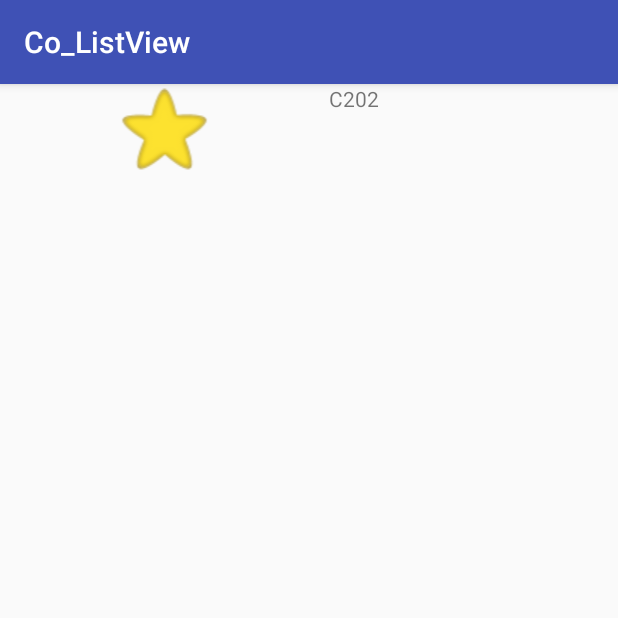
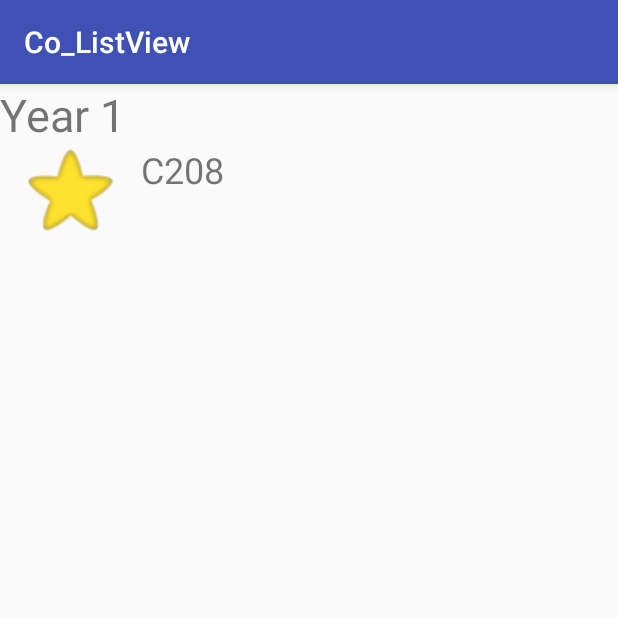
Before and after one commit to tzejian/Co_ListView, an Android app: the screen it shows after launch (SecondActivity), after a tap on "Year 1", on a phone screen of 412 x 824 dp, the top half of it. Run offline under Robolectric (Android 15) with nearby library versions, the phone set to English and light mode, and no system bars.

Commit message:
Updated SecondActivity.java

```diff
--- a/app/src/main/java/com/example/a127107/co_listview/MainActivity.java
+++ b/app/src/main/java/com/example/a127107/co_listview/MainActivity.java
@@ -16,7 +16,7 @@ public class MainActivity extends AppCompatActivity {
     ArrayAdapter aa;
     ArrayList<Year> year;
     YearAdapter yearAdapter = null;
-
+    String[] modules = {"C208", "C200", "C346"};
 
     @Override
     protected void onCreate(Bundle savedInstanceState) {
@@ -31,6 +31,8 @@ public class MainActivity extends AppCompatActivity {
         year.add(new Year("Year 2"));
         year.add(new Year("Year 3"));
 
+
+
         // Link this Activity object, the row.xml layout for
         //  each row and the food String array together
         aa = new YearAdapter(this, R.layout.firstactivitylistview, year);
@@ -42,7 +44,17 @@ public class MainActivity extends AppCompatActivity {
             @Override
             public void onItemClick(AdapterView<?> parent, View view, int position, long id) {
                 Intent intent = new Intent(getBaseContext(),SecondActivity.class);
-                intent.putExtra("module","C202");
+
+                if (position == 0){
+                    intent.putExtra("year",year.get(0).getYear());
+                    intent.putExtra("module", modules[0]);
+                } else if (position == 1){
+                    intent.putExtra("year",year.get(1).getYear());
+                    intent.putExtra("module", modules[1]);
+                } else{
+                    intent.putExtra("year",year.get(2).getYear());
+                    intent.putExtra("module", modules[2]);
+                }
                 startActivity(intent);
 
             }
--- a/app/src/main/java/com/example/a127107/co_listview/SecondActivity.java
+++ b/app/src/main/java/com/example/a127107/co_listview/SecondActivity.java
@@ -13,7 +13,7 @@ import android.widget.TextView;
 public class SecondActivity extends AppCompatActivity {
 
     ImageView iv;
-    TextView tv;
+    TextView tvYear, tvModule;
 
     @Override
     protected void onCreate(Bundle savedInstanceState) {
@@ -21,12 +21,20 @@ public class SecondActivity extends AppCompatActivity {
         setContentView(R.layout.row_1);
 
         iv = (ImageView)findViewById(R.id.ivModule);
-        tv = (TextView)findViewById(R.id.module);
+        tvYear = (TextView)findViewById(R.id.textViewYear);
+        tvModule = (TextView)findViewById(R.id.module);
+
+
+        Intent intentReceiveYear = getIntent();
+        String strYear = intentReceiveYear.getStringExtra("year");
+        tvYear.setText(strYear);
 
         Intent intentReceiveModule = getIntent();
-        String strMod = intentReceiveModule.getStringExtra("module");
+        String modules = intentReceiveModule.getStringExtra("module");
         iv.setImageResource(R.drawable.star);
-        tv.setText(strMod);
+        tvModule.setText(modules);
+
+
     }
 
 }
--- a/app/src/main/res/layout/row_1.xml
+++ b/app/src/main/res/layout/row_1.xml
@@ -4,6 +4,13 @@
     android:layout_width="match_parent"
     android:layout_height="match_parent"
     android:orientation="vertical">
+
+    <TextView
+        android:id="@+id/textViewYear"
+        android:layout_width="match_parent"
+        android:layout_height="wrap_content"
+        android:text="TextView"
+        android:textSize="30sp" />
 
     <LinearLayout
         android:layout_width="match_parent"
@@ -14,13 +21,14 @@
             android:id="@+id/ivModule"
             android:layout_width="wrap_content"
             android:layout_height="wrap_content"
-            android:layout_weight="1" />
+            android:layout_weight="0.13" />
 
         <TextView
             android:id="@+id/module"
             android:layout_width="wrap_content"
             android:layout_height="wrap_content"
-            android:layout_weight="1" />
+            android:layout_weight="1"
+            android:textSize="24sp" />
     </LinearLayout>
 
 </LinearLayout>
```
